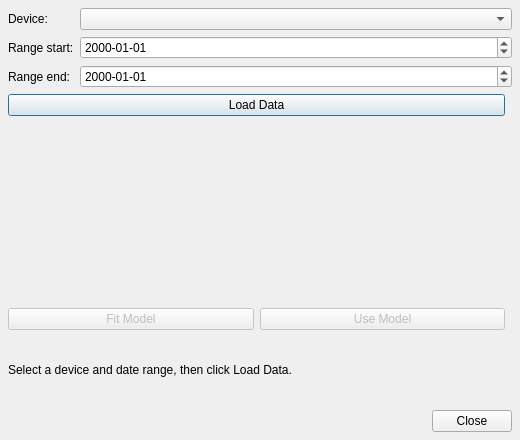
First picture: the form in oscar/driftanalysisdialog.ui, repository tomasohara/OSCAR-SQL, before the edit.
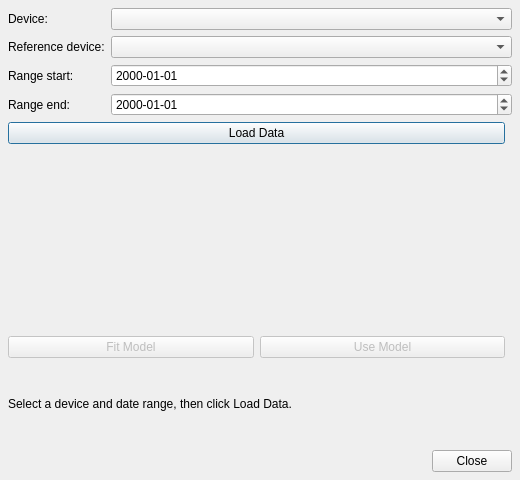
Second picture: the form after the edit. Custom widgets are drawn as their Qt base class.

Commit message: Fix drift analysis: correct device, sign convention, and re-fit workflow

```diff
--- a/oscar/driftanalysisdialog.ui
+++ b/oscar/driftanalysisdialog.ui
@@ -3,7 +3,7 @@
  <class>DriftAnalysisDialog</class>
  <widget class="QDialog" name="DriftAnalysisDialog">
   <property name="geometry">
-   <rect><x>0</x><y>0</y><width>520</width><height>440</height></rect>
+   <rect><x>0</x><y>0</y><width>520</width><height>480</height></rect>
   </property>
   <property name="windowTitle">
    <string>Drift Analysis</string>
@@ -27,18 +27,30 @@
       </widget>
      </item>
      <item row="1" column="0">
-      <widget class="QLabel"><property name="text"><string>Range start:</string></property></widget>
+      <widget class="QLabel"><property name="text"><string>Reference device:</string></property></widget>
      </item>
      <item row="1" column="1">
+      <widget class="QComboBox" name="refDeviceCombo">
+       <property name="sizePolicy">
+        <sizepolicy hsizetype="Expanding" vsizetype="Fixed">
+         <horstretch>1</horstretch><verstretch>0</verstretch>
+        </sizepolicy>
+       </property>
+      </widget>
+     </item>
+     <item row="2" column="0">
+      <widget class="QLabel"><property name="text"><string>Range start:</string></property></widget>
+     </item>
+     <item row="2" column="1">
       <widget class="QDateEdit" name="driftStartDate">
        <property name="calendarPopup"><bool>false</bool></property>
        <property name="displayFormat"><string>yyyy-MM-dd</string></property>
       </widget>
      </item>
-     <item row="2" column="0">
+     <item row="3" column="0">
       <widget class="QLabel"><property name="text"><string>Range end:</string></property></widget>
      </item>
-     <item row="2" column="1">
+     <item row="3" column="1">
       <widget class="QDateEdit" name="driftEndDate">
        <property name="calendarPopup"><bool>false</bool></property>
        <property name="displayFormat"><string>yyyy-MM-dd</string></property>
```
Left out of the diff: 2 changed lines with no effect on the pictures. The commit also changes 5 other files.
